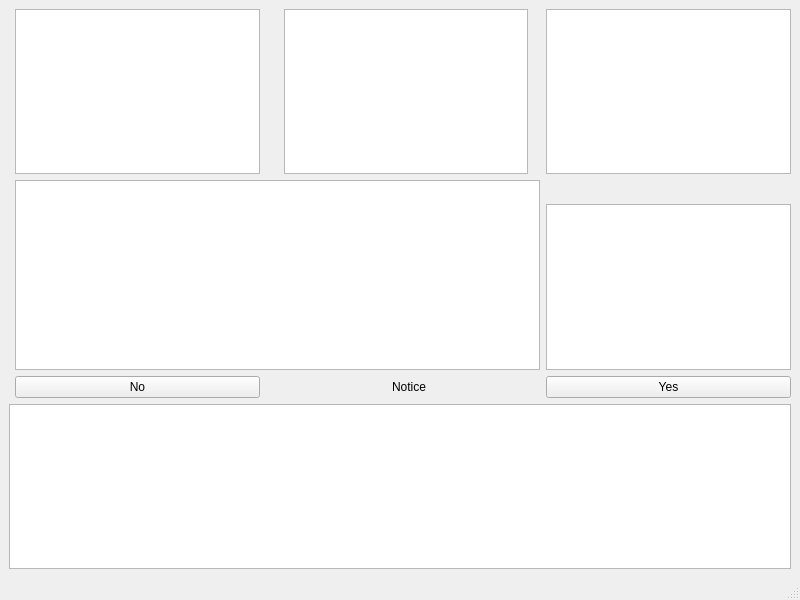
Co1lin/Landlords, file Landlords/playwindow.ui: the form before one commit.
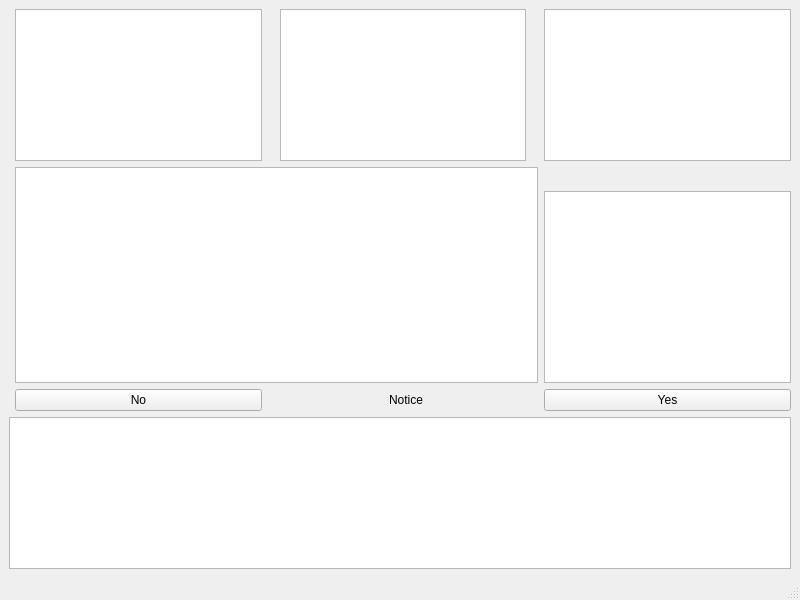
The form after the commit.

Commit message: deal & show cards

Patch:
```diff
--- a/Landlords/playwindow.ui
+++ b/Landlords/playwindow.ui
@@ -15,38 +15,40 @@
   </property>
   <widget class="QWidget" name="centralwidget">
    <layout class="QGridLayout" name="gridLayout">
-    <item row="0" column="8">
-     <widget class="QGraphicsView" name="player1GraphicsView"/>
-    </item>
     <item row="0" column="1">
-     <widget class="QGraphicsView" name="player2GraphicsView"/>
+     <widget class="QGraphicsView" name="player2GraphicsView">
+      <property name="sizePolicy">
+       <sizepolicy hsizetype="Expanding" vsizetype="Expanding">
+        <horstretch>0</horstretch>
+        <verstretch>2</verstretch>
+       </sizepolicy>
+      </property>
+     </widget>
     </item>
-    <item row="9" column="0" colspan="9">
-     <widget class="QGraphicsView" name="myCardsGraphicsView"/>
+    <item row="2" column="1" rowspan="5" colspan="6">
+     <widget class="QGraphicsView" name="cardsGraphicsView">
+      <property name="sizePolicy">
+       <sizepolicy hsizetype="Expanding" vsizetype="Expanding">
+        <horstretch>0</horstretch>
+        <verstretch>0</verstretch>
+       </sizepolicy>
+      </property>
+     </widget>
     </item>
-    <item row="2" column="1" rowspan="5" colspan="7">
-     <widget class="QGraphicsView" name="cardsGraphicsView"/>
+    <item row="0" column="7">
+     <widget class="QGraphicsView" name="player1GraphicsView"/>
     </item>
-    <item row="8" column="1">
-     <spacer name="verticalSpacer_3">
-      <property name="orientation">
-       <enum>Qt::Vertical</enum>
+    <item row="8" column="0" colspan="8">
+     <widget class="QGraphicsView" name="myCardsGraphicsView">
+      <property name="sizePolicy">
+       <sizepolicy hsizetype="Expanding" vsizetype="Expanding">
+        <horstretch>0</horstretch>
+        <verstretch>2</verstretch>
+       </sizepolicy>
       </property>
-      <property name="sizeType">
-       <enum>QSizePolicy::Preferred</enum>
-      </property>
-      <property name="sizeHint" stdset="0">
-       <size>
-        <width>20</width>
-        <height>13</height>
-       </size>
-      </property>
-     </spacer>
+     </widget>
     </item>
-    <item row="6" column="8">
-     <widget class="QGraphicsView" name="player0GraphicsView"/>
-    </item>
-    <item row="7" column="5" colspan="2">
+    <item row="7" column="4" colspan="2">
      <widget class="QLabel" name="noticeLabel">
       <property name="text">
        <string>Notice</string>
@@ -56,7 +58,10 @@
       </property>
      </widget>
     </item>
-    <item row="7" column="8">
+    <item row="0" column="4">
+     <widget class="QGraphicsView" name="bonusCardsGraphicsView"/>
+    </item>
+    <item row="7" column="7">
      <widget class="QPushButton" name="yesPushButton">
       <property name="sizePolicy">
        <sizepolicy hsizetype="Minimum" vsizetype="Preferred">
@@ -69,6 +74,16 @@
       </property>
      </widget>
     </item>
+    <item row="6" column="7">
+     <widget class="QGraphicsView" name="player0GraphicsView">
+      <property name="sizePolicy">
+       <sizepolicy hsizetype="Expanding" vsizetype="Preferred">
+        <horstretch>0</horstretch>
+        <verstretch>0</verstretch>
+       </sizepolicy>
+      </property>
+     </widget>
+    </item>
     <item row="7" column="1">
      <widget class="QPushButton" name="noPushButton">
       <property name="sizePolicy">
@@ -82,9 +97,6 @@
       </property>
      </widget>
     </item>
-    <item row="0" column="5">
-     <widget class="QGraphicsView" name="bonusCardsGraphicsView"/>
-    </item>
    </layout>
   </widget>
   <widget class="QMenuBar" name="menubar">
```
The commit also changes 11 other files.
